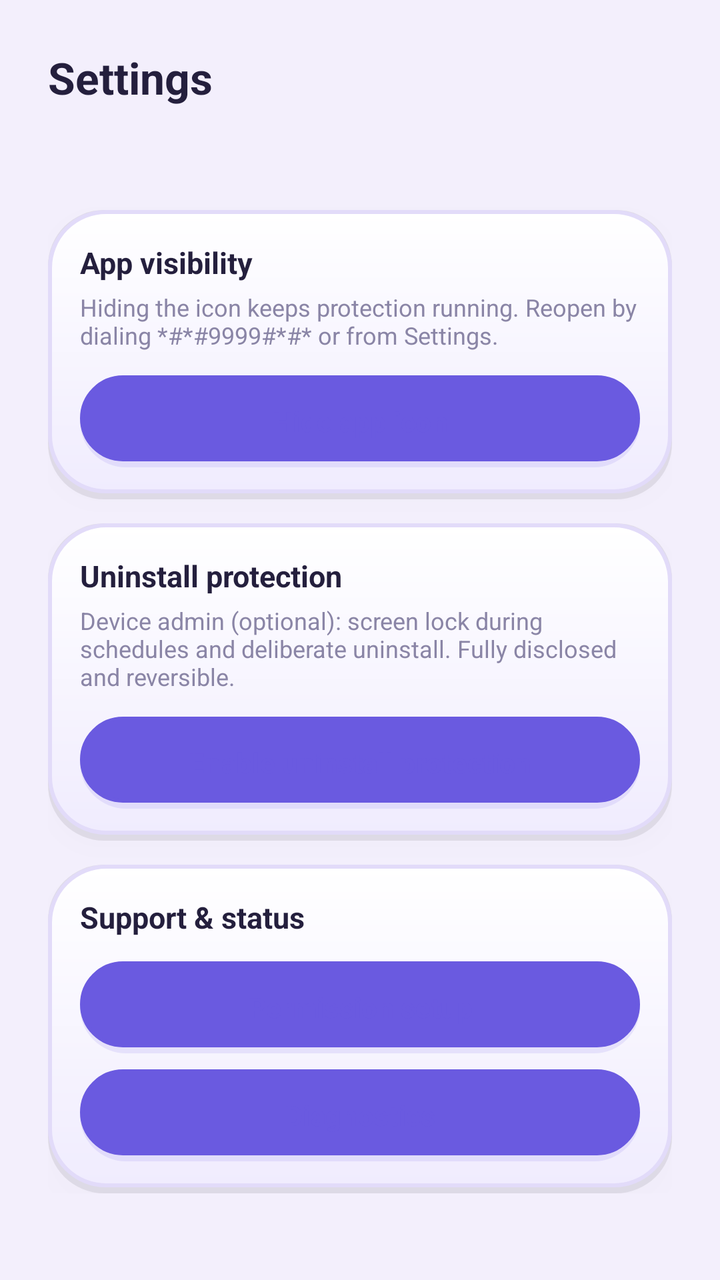
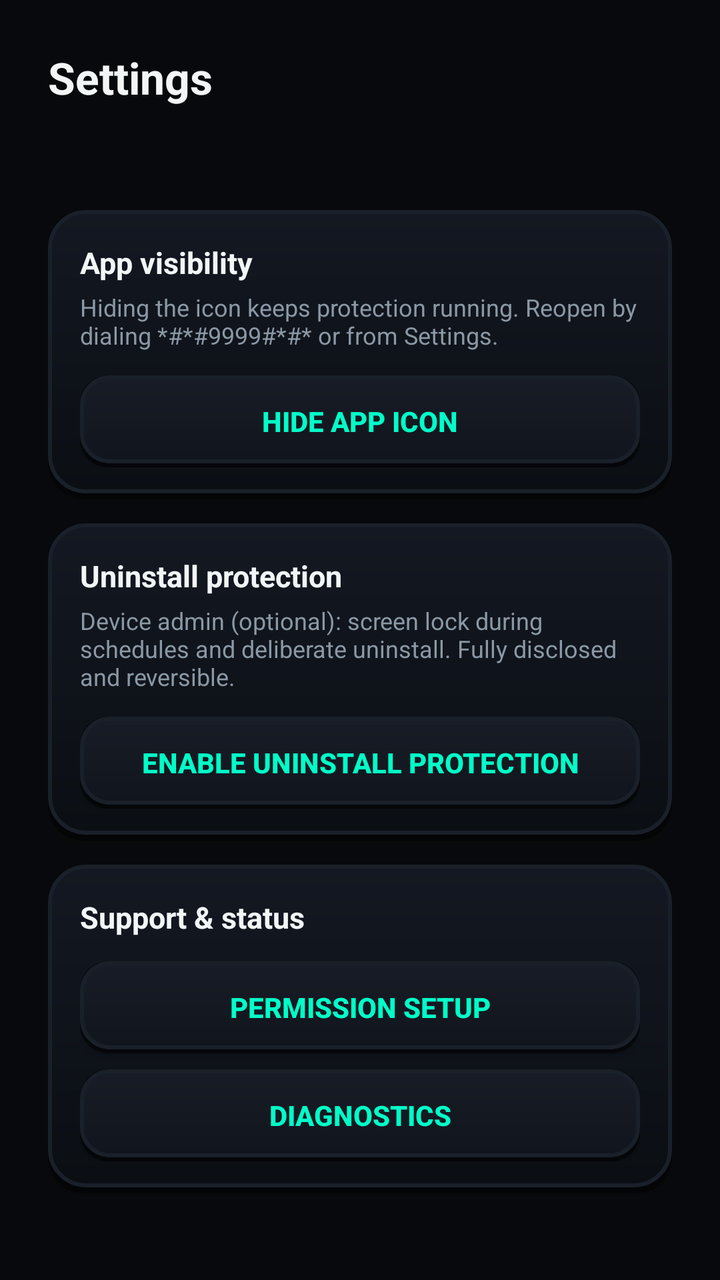

The first picture is an Android layout as it rendered before a commit; the second is the same layout after the commit. The layout source and the unified diff follow.
<!-- AndroidManifest.xml: application theme Theme.AccessControl -->
<!-- res/layout/activity_settings.xml -->
<?xml version="1.0" encoding="utf-8"?>
<LinearLayout xmlns:android="http://schemas.android.com/apk/res/android"
    android:layout_width="match_parent"
    android:layout_height="match_parent"
    android:orientation="vertical"
    android:padding="24dp">

    <TextView
        android:layout_width="wrap_content"
        android:layout_height="wrap_content"
        android:text="@string/dash_settings"
        android:textColor="@color/clay_text"
        android:textSize="22sp"
        android:textStyle="bold" />

    <TextView
        android:id="@+id/settingsPaired"
        android:layout_width="wrap_content"
        android:layout_height="wrap_content"
        android:layout_marginTop="6dp"
        android:textColor="@color/clay_text_soft"
        android:textSize="13sp" />

    <ScrollView
        android:layout_width="match_parent"
        android:layout_height="0dp"
        android:layout_marginTop="16dp"
        android:layout_weight="1">

        <LinearLayout
            android:layout_width="match_parent"
            android:layout_height="wrap_content"
            android:orientation="vertical">

            <LinearLayout style="@style/PermCard">
                <TextView style="@style/PermTitle" android:text="App visibility" />
                <TextView style="@style/PermDesc" android:text="Hiding the icon keeps protection running. Reopen by dialing *#*#9999#*#* or from Settings." />
                <Button
                    android:id="@+id/btnToggleIcon"
                    android:layout_width="match_parent"
                    android:layout_height="46dp"
                    android:layout_marginTop="12dp"
                    android:background="@drawable/bg_clay_button_soft"
                    android:text="@string/settings_icon_hide"
                    android:textColor="@color/clay_primary"
                    android:textStyle="bold" />
            </LinearLayout>

            <LinearLayout style="@style/PermCard">
                <TextView style="@style/PermTitle" android:text="Uninstall protection" />
                <TextView style="@style/PermDesc" android:text="Device admin (optional): screen lock during schedules and deliberate uninstall. Fully disclosed and reversible." />
                <Button
                    android:id="@+id/btnToggleAdmin"
                    android:layout_width="match_parent"
                    android:layout_height="46dp"
                    android:layout_marginTop="12dp"
                    android:background="@drawable/bg_clay_button_soft"
                    android:text="@string/settings_admin_activate"
                    android:textColor="@color/clay_primary"
                    android:textStyle="bold" />
            </LinearLayout>

            <LinearLayout style="@style/PermCard">
                <TextView style="@style/PermTitle" android:text="Support &amp; status" />
                <Button
                    android:id="@+id/btnSettingsPermissions"
                    android:layout_width="match_parent"
                    android:layout_height="46dp"
                    android:layout_marginTop="12dp"
                    android:background="@drawable/bg_clay_button_soft"
                    android:text="@string/settings_permissions"
                    android:textColor="@color/clay_primary"
                    android:textStyle="bold" />
                <Button
                    android:id="@+id/btnDiagnostics"
                    android:layout_width="match_parent"
                    android:layout_height="46dp"
                    android:layout_marginTop="8dp"
                    android:background="@drawable/bg_clay_button_soft"
                    android:text="@string/settings_diagnostics"
                    android:textColor="@color/clay_primary"
                    android:textStyle="bold" />
            </LinearLayout>
        </LinearLayout>
    </ScrollView>
</LinearLayout>
<!-- resources referenced by this layout -->
<resources>
  <color name="clay_primary">#6A5AE0</color>
  <color name="clay_text">#241F3D</color>
  <color name="clay_text_soft">#8A85A6</color>
  <!-- drawable bg_clay_button_soft (drawable) -->
  <?xml version="1.0" encoding="utf-8"?>
  <layer-list xmlns:android="http://schemas.android.com/apk/res/android">
      <item>
          <shape android:shape="rectangle">
              <corners android:radius="24dp" />
              <solid android:color="#1F000000" />
          </shape>
      </item>
      <item android:bottom="3dp">
          <shape android:shape="rectangle">
              <corners android:radius="24dp" />
              <gradient
                  android:angle="270"
                  android:startColor="#FFFFFF"
                  android:endColor="#EFE9FF" />
              <stroke
                  android:width="2dp"
                  android:color="@color/clay_stroke" />
          </shape>
      </item>
  </layer-list>
  <string name="dash_settings">Settings</string>
  <string name="settings_admin_activate">Enable uninstall protection</string>
  <string name="settings_diagnostics">Diagnostics</string>
  <string name="settings_icon_hide">Hide app icon</string>
  <string name="settings_permissions">Permission setup</string>
  <style name="PermCard">
          <item name="android:layout_width">match_parent</item>
          <item name="android:layout_height">wrap_content</item>
          <item name="android:orientation">vertical</item>
          <item name="android:background">@drawable/bg_clay_card</item>
          <item name="android:elevation">6dp</item>
          <item name="android:layout_marginTop">12dp</item>
          <item name="android:padding">16dp</item>
      </style>
  <style name="PermDesc">
          <item name="android:layout_width">wrap_content</item>
          <item name="android:layout_height">wrap_content</item>
          <item name="android:layout_marginTop">4dp</item>
          <item name="android:textColor">@color/clay_text_soft</item>
          <item name="android:textSize">12sp</item>
      </style>
  <style name="PermTitle">
          <item name="android:layout_width">wrap_content</item>
          <item name="android:layout_height">wrap_content</item>
          <item name="android:textColor">@color/clay_text</item>
          <item name="android:textSize">15sp</item>
          <item name="android:textStyle">bold</item>
      </style>
  <style name="Theme.AccessControl" parent="Theme.Material3.Light.NoActionBar">
          <item name="colorPrimary">@color/clay_primary</item>
          <item name="colorOnPrimary">#FFFFFF</item>
          <item name="colorPrimaryContainer">@color/clay_card_deep</item>
          <item name="colorSecondary">@color/clay_accent</item>
          <item name="android:statusBarColor">@color/clay_bg</item>
          <item name="android:navigationBarColor">@color/clay_bg</item>
          <item name="android:windowLightStatusBar">true</item>
          <item name="android:windowBackground">@color/clay_bg</item>
      </style>
  <color name="clay_stroke">#E2DBF9</color>
  <!-- drawable bg_clay_card (drawable) -->
  <?xml version="1.0" encoding="utf-8"?>
  <layer-list xmlns:android="http://schemas.android.com/apk/res/android">
      <item>
          <shape android:shape="rectangle">
              <corners android:radius="28dp" />
              <solid android:color="#14000000" />
          </shape>
      </item>
      <item android:bottom="3dp">
          <shape android:shape="rectangle">
              <corners android:radius="28dp" />
              <gradient
                  android:angle="270"
                  android:startColor="#FFFFFF"
                  android:endColor="@color/clay_card_deep" />
              <stroke
                  android:width="2dp"
                  android:color="@color/clay_stroke" />
          </shape>
      </item>
  </layer-list>
  <color name="clay_card_deep">#F0ECFE</color>
  <color name="clay_accent">#4FC3F7</color>
  <color name="clay_bg">#F3EFFC</color>
</resources>

<!-- the commit's change to res/layout/activity_settings.xml (unified diff, before → after) -->
@@ -35,7 +35,7 @@
             <LinearLayout style="@style/PermCard">
                 <TextView style="@style/PermTitle" android:text="App visibility" />
                 <TextView style="@style/PermDesc" android:text="Hiding the icon keeps protection running. Reopen by dialing *#*#9999#*#* or from Settings." />
-                <Button
+                <androidx.appcompat.widget.AppCompatButton
                     android:id="@+id/btnToggleIcon"
                     android:layout_width="match_parent"
                     android:layout_height="46dp"
@@ -49,7 +49,7 @@
             <LinearLayout style="@style/PermCard">
                 <TextView style="@style/PermTitle" android:text="Uninstall protection" />
                 <TextView style="@style/PermDesc" android:text="Device admin (optional): screen lock during schedules and deliberate uninstall. Fully disclosed and reversible." />
-                <Button
+                <androidx.appcompat.widget.AppCompatButton
                     android:id="@+id/btnToggleAdmin"
                     android:layout_width="match_parent"
                     android:layout_height="46dp"
@@ -62,7 +62,7 @@
 
             <LinearLayout style="@style/PermCard">
                 <TextView style="@style/PermTitle" android:text="Support &amp; status" />
-                <Button
+                <androidx.appcompat.widget.AppCompatButton
                     android:id="@+id/btnSettingsPermissions"
                     android:layout_width="match_parent"
                     android:layout_height="46dp"
@@ -71,7 +71,7 @@
                     android:text="@string/settings_permissions"
                     android:textColor="@color/clay_primary"
                     android:textStyle="bold" />
-                <Button
+                <androidx.appcompat.widget.AppCompatButton
                     android:id="@+id/btnDiagnostics"
                     android:layout_width="match_parent"
                     android:layout_height="46dp"
<!-- resource entries referenced after the edit -->
@@ -1,24 +1,24 @@
 <!-- resources referenced by this layout -->
 <resources>
-  <color name="clay_primary">#6A5AE0</color>
-  <color name="clay_text">#241F3D</color>
-  <color name="clay_text_soft">#8A85A6</color>
+  <color name="clay_primary">#00FFC8</color>
+  <color name="clay_text">#F2F6F7</color>
+  <color name="clay_text_soft">#8B98A5</color>
   <!-- drawable bg_clay_button_soft (drawable) -->
   <?xml version="1.0" encoding="utf-8"?>
   <layer-list xmlns:android="http://schemas.android.com/apk/res/android">
       <item>
           <shape android:shape="rectangle">
-              <corners android:radius="24dp" />
-              <solid android:color="#1F000000" />
+              <corners android:radius="14dp" />
+              <solid android:color="#80000000" />
           </shape>
       </item>
-      <item android:bottom="3dp">
+      <item android:bottom="2dp">
           <shape android:shape="rectangle">
-              <corners android:radius="24dp" />
+              <corners android:radius="14dp" />
               <gradient
                   android:angle="270"
-                  android:startColor="#FFFFFF"
-                  android:endColor="#EFE9FF" />
+                  android:startColor="#171C26"
+                  android:endColor="#11151D" />
               <stroke
                   android:width="2dp"
                   android:color="@color/clay_stroke" />
@@ -55,39 +55,39 @@
       </style>
   <style name="Theme.AccessControl" parent="Theme.Material3.Light.NoActionBar">
           <item name="colorPrimary">@color/clay_primary</item>
-          <item name="colorOnPrimary">#FFFFFF</item>
+          <item name="colorOnPrimary">#062A22</item>
           <item name="colorPrimaryContainer">@color/clay_card_deep</item>
           <item name="colorSecondary">@color/clay_accent</item>
           <item name="android:statusBarColor">@color/clay_bg</item>
           <item name="android:navigationBarColor">@color/clay_bg</item>
-          <item name="android:windowLightStatusBar">true</item>
+          <item name="android:windowLightStatusBar">false</item>
           <item name="android:windowBackground">@color/clay_bg</item>
       </style>
-  <color name="clay_stroke">#E2DBF9</color>
+  <color name="clay_stroke">#1A2029</color>
   <!-- drawable bg_clay_card (drawable) -->
   <?xml version="1.0" encoding="utf-8"?>
   <layer-list xmlns:android="http://schemas.android.com/apk/res/android">
       <item>
           <shape android:shape="rectangle">
-              <corners android:radius="28dp" />
-              <solid android:color="#14000000" />
+              <corners android:radius="18dp" />
+              <solid android:color="#66000000" />
           </shape>
       </item>
       <item android:bottom="3dp">
           <shape android:shape="rectangle">
-              <corners android:radius="28dp" />
+              <corners android:radius="18dp" />
               <gradient
                   android:angle="270"
-                  android:startColor="#FFFFFF"
-                  android:endColor="@color/clay_card_deep" />
+                  android:startColor="#131822"
+                  android:endColor="#0B0E13" />
               <stroke
                   android:width="2dp"
                   android:color="@color/clay_stroke" />
           </shape>
       </item>
   </layer-list>
-  <color name="clay_card_deep">#F0ECFE</color>
+  <color name="clay_card_deep">#11151D</color>
   <color name="clay_accent">#4FC3F7</color>
-  <color name="clay_bg">#F3EFFC</color>
+  <color name="clay_bg">#07090C</color>
 </resources>
 
